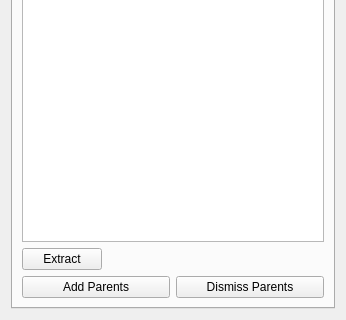
erikku/frosty, file client/ui/DevilProperties.ui: the form before one commit; both pictures show x 0 to 346 and y 180 to 500 of the 346 by 500 pixel window.
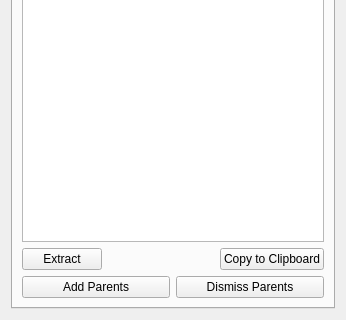
The form after the commit. The open tabs and pages were chosen to show the change.

Commit message: Added basic import/export of COMP data.

```diff
--- a/client/ui/DevilProperties.ui
+++ b/client/ui/DevilProperties.ui
@@ -1108,6 +1108,13 @@
            </property>
           </spacer>
          </item>
+         <item>
+          <widget class="QPushButton" name="exportButton">
+           <property name="text">
+            <string>Copy to Clipboard</string>
+           </property>
+          </widget>
+         </item>
         </layout>
        </item>
        <item>
```
The commit also changes 3 other files.
